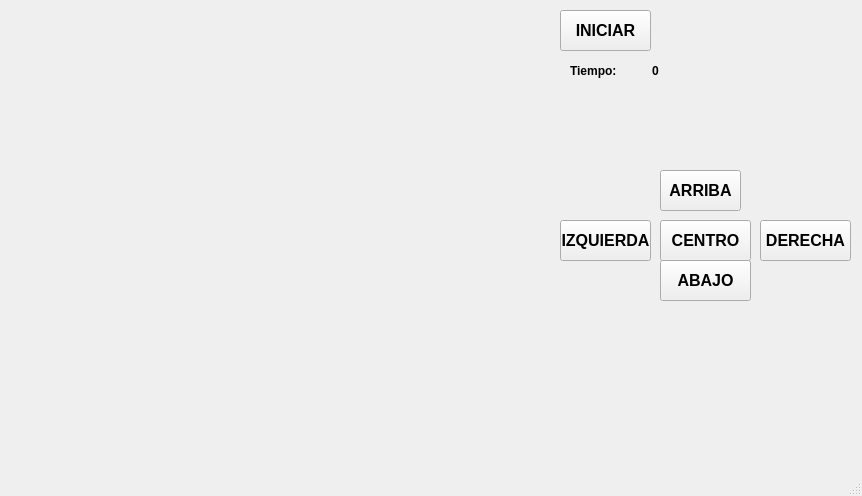
Before: the Qt Designer form Unidad 4/P3_Ejemplo_JuegoGrafica/Plantilla_Juego.ui in celineazs/PIP_2025_1_Eq3, drawn with Qt 5.
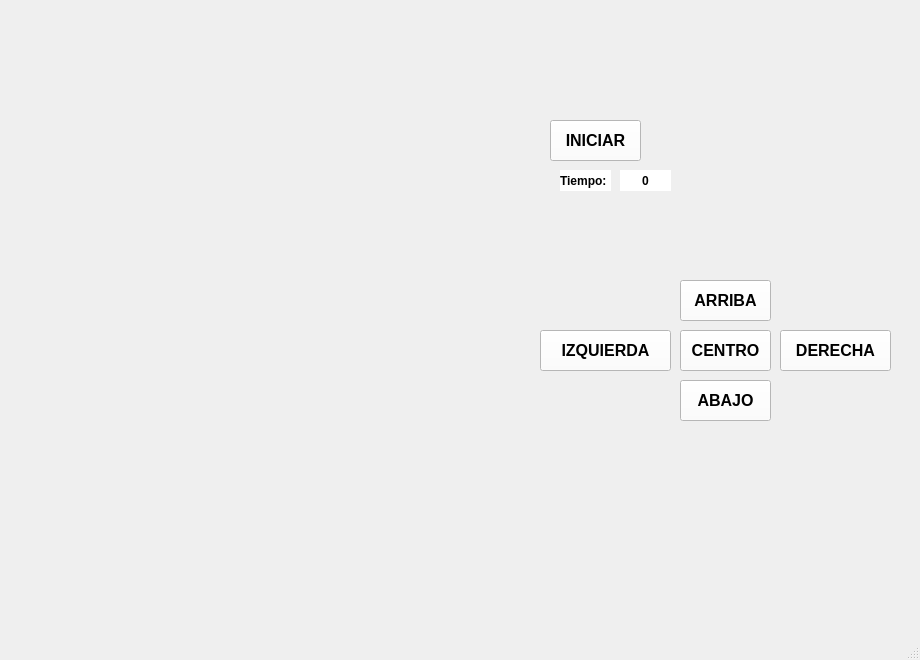
After: the same form once the commit is applied. Icons and pictures are not drawn.

What changed in the file:
```diff
--- a/Unidad 4/P3_Ejemplo_JuegoGrafica/Plantilla_Juego.ui
+++ b/Unidad 4/P3_Ejemplo_JuegoGrafica/Plantilla_Juego.ui
@@ -6,19 +6,22 @@
    <rect>
     <x>0</x>
     <y>0</y>
-    <width>862</width>
-    <height>496</height>
+    <width>920</width>
+    <height>660</height>
    </rect>
   </property>
   <property name="windowTitle">
    <string>MainWindow</string>
   </property>
+  <property name="styleSheet">
+   <string notr="true"/>
+  </property>
   <widget class="QWidget" name="centralwidget">
    <widget class="QWidget" name="verticalLayoutWidget">
     <property name="geometry">
      <rect>
-      <x>40</x>
-      <y>0</y>
+      <x>30</x>
+      <y>110</y>
       <width>501</width>
       <height>441</height>
      </rect>
@@ -28,8 +31,8 @@
    <widget class="QPushButton" name="btn_action">
     <property name="geometry">
      <rect>
-      <x>560</x>
-      <y>10</y>
+      <x>550</x>
+      <y>120</y>
       <width>91</width>
       <height>41</height>
      </rect>
@@ -37,9 +40,13 @@
     <property name="font">
      <font>
       <pointsize>12</pointsize>
+      <weight>75</weight>
       <bold>true</bold>
      </font>
     </property>
+    <property name="styleSheet">
+     <string notr="true">background-color: rgb(255, 255, 255);</string>
+    </property>
     <property name="text">
      <string>INICIAR</string>
     </property>
@@ -47,18 +54,22 @@
    <widget class="QPushButton" name="btn_arriba">
     <property name="geometry">
      <rect>
-      <x>660</x>
-      <y>170</y>
-      <width>81</width>
+      <x>680</x>
+      <y>280</y>
+      <width>91</width>
       <height>41</height>
      </rect>
     </property>
     <property name="font">
      <font>
       <pointsize>12</pointsize>
+      <weight>75</weight>
       <bold>true</bold>
      </font>
     </property>
+    <property name="styleSheet">
+     <string notr="true">background-color: rgb(255, 255, 255);</string>
+    </property>
     <property name="text">
      <string>ARRIBA</string>
     </property>
@@ -66,18 +77,22 @@
    <widget class="QPushButton" name="btn_izquierda">
     <property name="geometry">
      <rect>
-      <x>560</x>
-      <y>220</y>
-      <width>91</width>
+      <x>540</x>
+      <y>330</y>
+      <width>131</width>
       <height>41</height>
      </rect>
     </property>
     <property name="font">
      <font>
       <pointsize>12</pointsize>
+      <weight>75</weight>
       <bold>true</bold>
      </font>
     </property>
+    <property name="styleSheet">
+     <string notr="true">background-color: rgb(255, 255, 255);</string>
+    </property>
     <property name="text">
      <string>IZQUIERDA</string>
     </property>
@@ -85,8 +100,8 @@
    <widget class="QPushButton" name="btn_abajo">
     <property name="geometry">
      <rect>
-      <x>660</x>
-      <y>260</y>
+      <x>680</x>
+      <y>380</y>
       <width>91</width>
       <height>41</height>
      </rect>
@@ -94,9 +109,13 @@
     <property name="font">
      <font>
       <pointsize>12</pointsize>
+      <weight>75</weight>
       <bold>true</bold>
      </font>
     </property>
+    <property name="styleSheet">
+     <string notr="true">background-color: rgb(255, 255, 255);</string>
+    </property>
     <property name="text">
      <string>ABAJO</string>
     </property>
@@ -104,18 +123,24 @@
    <widget class="QPushButton" name="btn_derecha">
     <property name="geometry">
      <rect>
-      <x>760</x>
-      <y>220</y>
-      <width>91</width>
+      <x>780</x>
+      <y>330</y>
+      <width>111</width>
       <height>41</height>
      </rect>
     </property>
     <property name="font">
      <font>
       <pointsize>12</pointsize>
+      <weight>75</weight>
       <bold>true</bold>
      </font>
     </property>
+    <property name="styleSheet">
+     <string notr="true">background-color: rgb(255, 255, 255);
+
+</string>
+    </property>
     <property name="text">
      <string>DERECHA</string>
     </property>
@@ -123,8 +148,8 @@
    <widget class="QPushButton" name="btn_centro">
     <property name="geometry">
      <rect>
-      <x>660</x>
-      <y>220</y>
+      <x>680</x>
+      <y>330</y>
       <width>91</width>
       <height>41</height>
      </rect>
@@ -132,9 +157,14 @@
     <property name="font">
      <font>
       <pointsize>12</pointsize>
+      <weight>75</weight>
       <bold>true</bold>
      </font>
     </property>
+    <property name="styleSheet">
+     <string notr="true">background-color: rgb(255, 255, 255);
+</string>
+    </property>
     <property name="text">
      <string>CENTRO</string>
     </property>
@@ -142,17 +172,21 @@
    <widget class="QLabel" name="label">
     <property name="geometry">
      <rect>
-      <x>570</x>
-      <y>60</y>
+      <x>560</x>
+      <y>170</y>
       <width>51</width>
       <height>21</height>
      </rect>
     </property>
     <property name="font">
      <font>
+      <weight>75</weight>
       <bold>true</bold>
      </font>
     </property>
+    <property name="styleSheet">
+     <string notr="true">background-color: rgb(255, 255, 255);</string>
+    </property>
     <property name="text">
      <string>Tiempo:</string>
     </property>
@@ -160,17 +194,23 @@
    <widget class="QLabel" name="txt_tiempo">
     <property name="geometry">
      <rect>
-      <x>630</x>
-      <y>60</y>
+      <x>620</x>
+      <y>170</y>
       <width>51</width>
       <height>21</height>
      </rect>
     </property>
     <property name="font">
      <font>
+      <weight>75</weight>
       <bold>true</bold>
      </font>
     </property>
+    <property name="styleSheet">
+     <string notr="true">background-color: rgb(255, 255, 255);
+
+</string>
+    </property>
     <property name="text">
      <string>0</string>
     </property>
@@ -178,6 +218,72 @@
      <set>Qt::AlignCenter</set>
     </property>
    </widget>
+   <widget class="QLabel" name="label_4">
+    <property name="geometry">
+     <rect>
+      <x>20</x>
+      <y>10</y>
+      <width>211</width>
+      <height>71</height>
+     </rect>
+    </property>
+    <property name="styleSheet">
+     <string notr="true"/>
+    </property>
+    <property name="text">
+     <string/>
+    </property>
+    <property name="pixmap">
+     <pixmap resource="../../Archivos/Resources/resource.qrc">:/logos/log_uat_nuevo.png</pixmap>
+    </property>
+    <property name="scaledContents">
+     <bool>true</bool>
+    </property>
+   </widget>
+   <widget class="QLabel" name="label_14">
+    <property name="geometry">
+     <rect>
+      <x>810</x>
+      <y>10</y>
+      <width>91</width>
+      <height>81</height>
+     </rect>
+    </property>
+    <property name="styleSheet">
+     <string notr="true"/>
+    </property>
+    <property name="text">
+     <string/>
+    </property>
+    <property name="pixmap">
+     <pixmap resource="../../Archivos/Resources/resource.qrc">:/logos/FIT_logo_vertical.png</pixmap>
+    </property>
+    <property name="scaledContents">
+     <bool>true</bool>
+    </property>
+   </widget>
+   <widget class="QLabel" name="label_15">
+    <property name="geometry">
+     <rect>
+      <x>790</x>
+      <y>470</y>
+      <width>121</width>
+      <height>131</height>
+     </rect>
+    </property>
+    <property name="styleSheet">
+     <string notr="true"/>
+    </property>
+    <property name="text">
+     <string/>
+    </property>
+    <property name="pixmap">
+     <pixmap resource="../../Archivos/Resources/resource.qrc">:/logos/equipo.png</pixmap>
+    </property>
+    <property name="scaledContents">
+     <bool>true</bool>
+    </property>
+   </widget>
   </widget>
   <widget class="QMenuBar" name="menubar">
    <property name="geometry">
```
Left out of the diff: 8 changed lines with no effect on the pictures.
